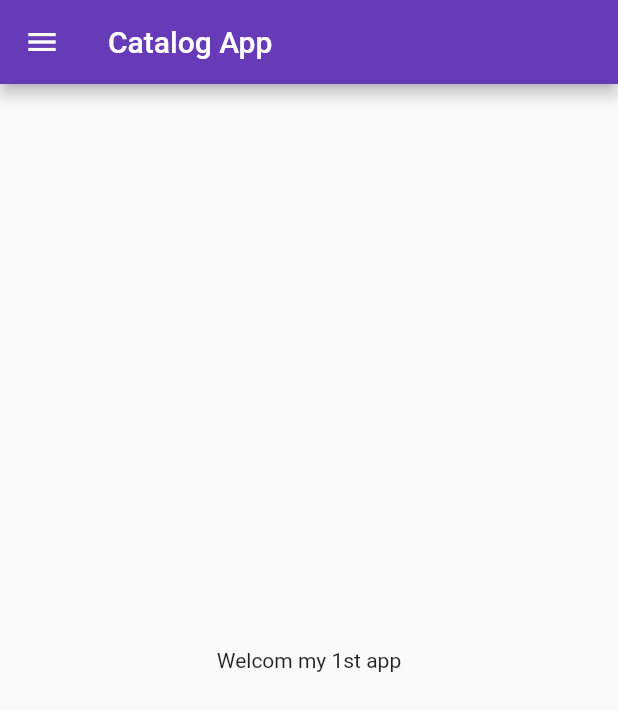
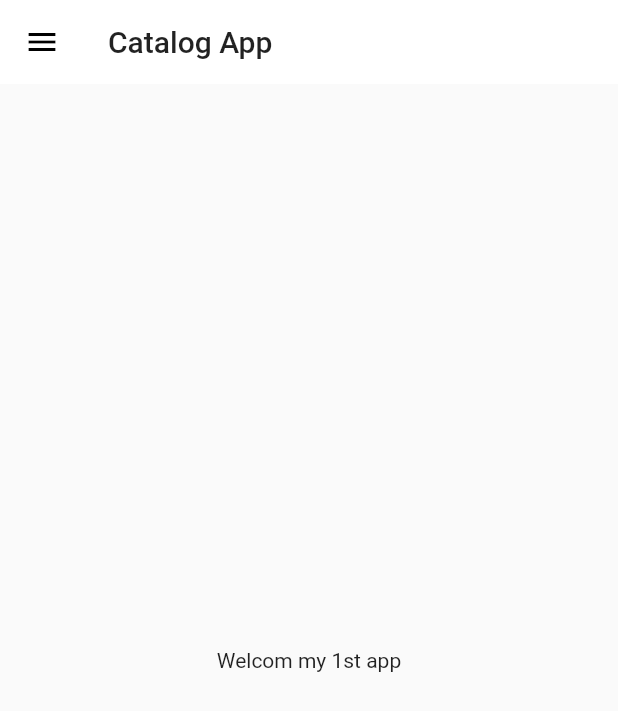
Before and after one commit to hafizomair/flutter-catalog, a Flutter app: the screen it shows after launch, on a phone screen of 412 x 824 dp. Shown: the top 711 px of the screen. Run offline on Flutter 3.47's test engine with Material 2 defaults, Android fonts, the phone set to English and light mode, and no system bars.

Commit message:
theme extracted

```diff
--- a/lib/main.dart
+++ b/lib/main.dart
@@ -2,6 +2,7 @@ import 'package:flutter/material.dart';
 import 'package:flutter_catalog/pages/home_page.dart';
 import 'package:flutter_catalog/pages/login_page.dart';
 import 'package:flutter_catalog/utils/routes.dart';
+import 'package:flutter_catalog/widgets/themedata.dart';
 // import 'package:google_fonts/google_fonts.dart';
 
 void main() {
@@ -16,12 +17,9 @@ class MyApp extends StatelessWidget {
     return MaterialApp(
       // home: Homepage(),
       themeMode: ThemeMode.light,
-      theme: ThemeData(
-        primarySwatch: Colors.deepPurple,
-        // fontFamily: GoogleFonts.pacifico().fontFamily
-      ),
+      theme: MyThame.lightTheme(context),
       debugShowCheckedModeBanner: false,
-      darkTheme: ThemeData(brightness: Brightness.dark),
+      darkTheme: MyThame.darkTheme(context),
       initialRoute: "/home",
       routes: {
         MyRoutes.homeRoute: (context) => Homepage(),
--- a/lib/pages/home_page.dart
+++ b/lib/pages/home_page.dart
@@ -8,6 +8,7 @@ class Homepage extends StatelessWidget {
   Widget build(BuildContext context) {
     return Scaffold(
       appBar: AppBar(
+
         title: Text("Catalog App"),
       ),
       body: Center(
--- /dev/null
+++ b/lib/widgets/themedata.dart
@@ -0,0 +1,16 @@
+import 'package:flutter/material.dart';
+
+class MyThame {
+  static ThemeData lightTheme(BuildContext context) => ThemeData(
+        primarySwatch: Colors.deepPurple,
+        appBarTheme: AppBarTheme(
+            color: Colors.white,
+            elevation: 0.0,
+            textTheme: Theme.of(context).textTheme,
+            iconTheme: IconThemeData(color: Colors.black)),
+        // fontFamily: GoogleFonts.pacifico().fontFamily
+      );
+
+  static ThemeData darkTheme(BuildContext context) =>
+      ThemeData(brightness: Brightness.dark);
+}
```
